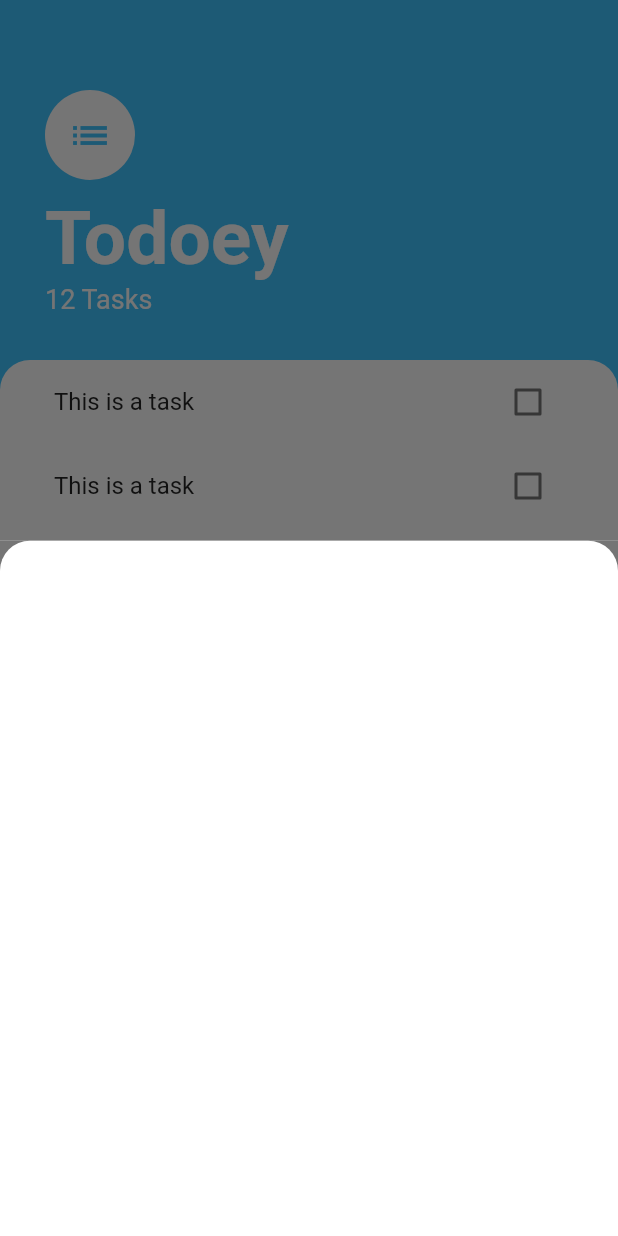
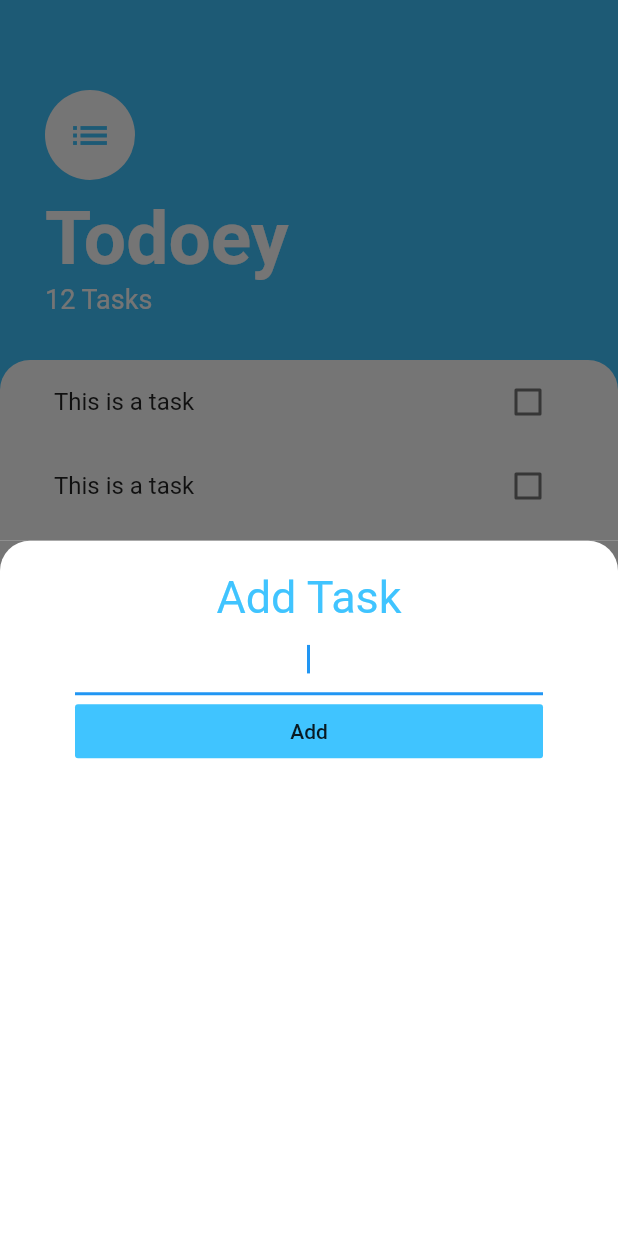
Before and after one commit to Procoder16/Docket, a Flutter app: the screen it shows after launch, after a tap on the "add" icon, on a phone screen of 412 x 824 dp. Run offline on Flutter 3.47's test engine with Material 2 defaults, Android fonts, the phone set to English and light mode, and no system bars.

Commit message:
done with the UI of the bottom sheet

```diff
--- a/lib/screens/add_listTile_screen.dart
+++ b/lib/screens/add_listTile_screen.dart
@@ -7,6 +7,7 @@ class AddListTile extends StatelessWidget {
     return Container(
       color: Color(0xFF757575),
       child: Container(
+        padding: EdgeInsets.symmetric(vertical: 20.0, horizontal: 50.0),
         decoration: BoxDecoration(
           color: Colors.white,
           borderRadius: BorderRadius.only(
@@ -14,6 +15,25 @@ class AddListTile extends StatelessWidget {
             topRight: Radius.circular(20.0),
           ),
         ),
+        child: Column(
+          crossAxisAlignment: CrossAxisAlignment.stretch,
+          children: [
+            Text(
+              'Add Task',
+              textAlign: TextAlign.center,
+              style: TextStyle(color: Colors.lightBlueAccent, fontSize: 30.0),
+            ),
+            TextField(
+              autofocus: true,
+              textAlign: TextAlign.center,
+            ),
+            FlatButton(
+              onPressed: () {},
+              color: Colors.lightBlueAccent,
+              child: Text('Add'),
+            ),
+          ],
+        ),
       ),
     );
   }
```
